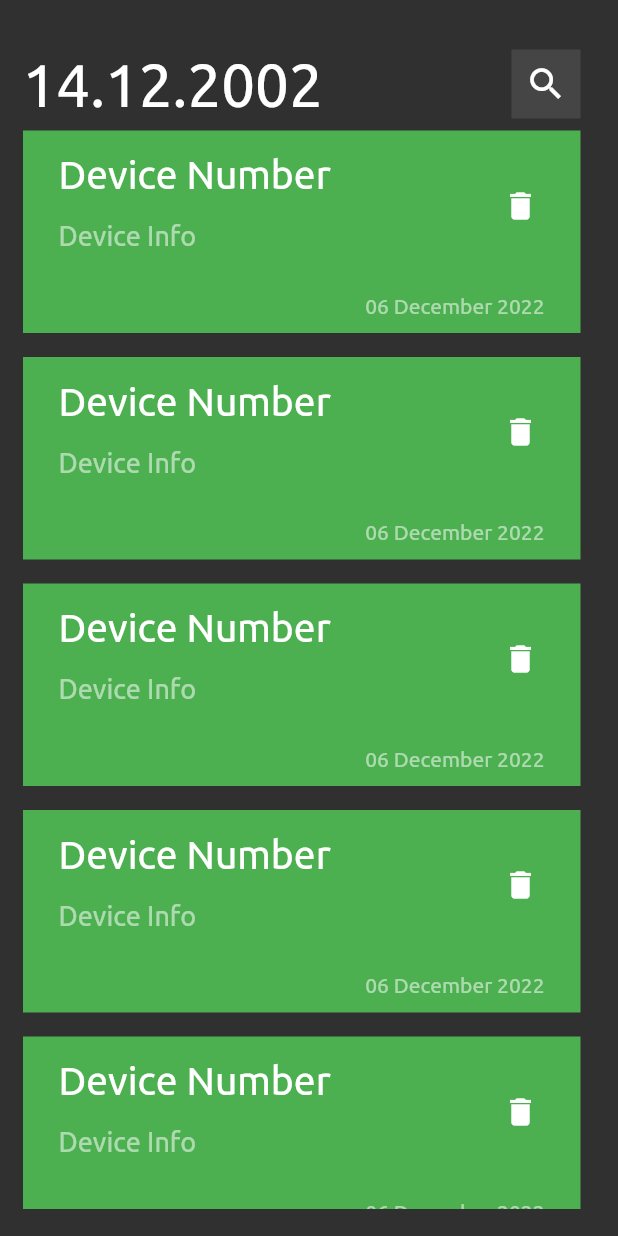
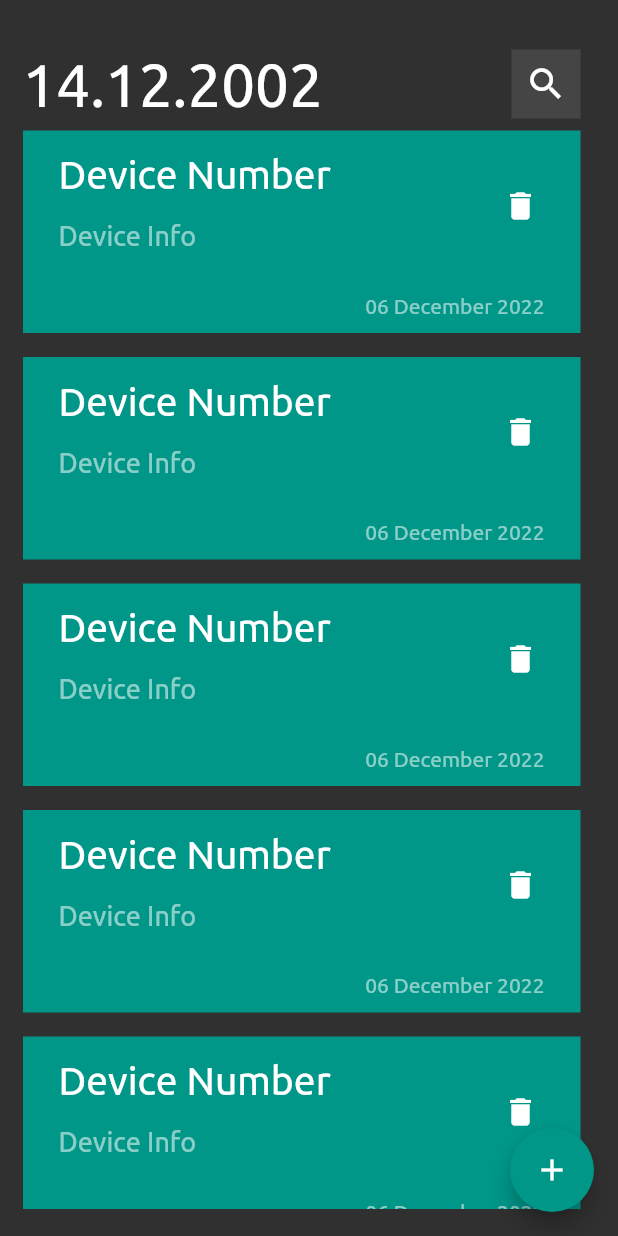
Before and after one commit to TalisTalis/DevicesFirstInclusion, a Flutter app: the screen it shows after launch, on a phone screen of 412 x 824 dp. Run offline on Flutter 3.47's test engine with Material 2 defaults, Android fonts, the phone set to English and light mode, and no system bars; missing offline and left inert: dart:ffi.

Commit message:
add floating addbutton

```diff
--- a/lib/views/devices_view.dart
+++ b/lib/views/devices_view.dart
@@ -1,3 +1,5 @@
+import 'dart:ffi';
+
 import 'package:flutter/material.dart';
 import 'widgets/devices_view_body.dart';
 
@@ -7,6 +9,14 @@ class DevicesView extends StatelessWidget {
   @override
   Widget build(BuildContext context) {
     return const Scaffold(
+      floatingActionButton: FloatingActionButton(
+        onPressed: null,
+        backgroundColor: Colors.teal,
+        child: Icon(
+          Icons.add,
+          color: Colors.white,
+        ),
+      ),
       body: DevicesViewBody(),
     );
   }
--- a/lib/views/widgets/custom_device_item.dart
+++ b/lib/views/widgets/custom_device_item.dart
@@ -9,7 +9,7 @@ class DeviceItem extends StatelessWidget {
       padding: const EdgeInsets.only(top: 10, bottom: 10, left: 8),
       // ignore: prefer_const_constructors
       decoration: BoxDecoration(
-        color: Colors.green,
+        color: Colors.teal,
         //borderRadius: BorderRadius.circular(10)
       ),
       child: Column(
--- a/lib/views/widgets/device_list_view.dart
+++ b/lib/views/widgets/device_list_view.dart
@@ -4,6 +4,8 @@ import 'custom_device_item.dart';
 
 class DevicesListView extends StatelessWidget {
   const DevicesListView({super.key});
+
+  final data = const [];
 
   @override
   Widget build(BuildContext context) {
```
